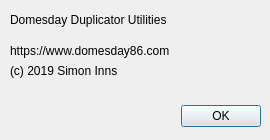
The window that Linux-Application/dddutil/about.ui (simoninns/DomesdayDuplicator-gui-app) describes before a commit, drawn with Qt 5.
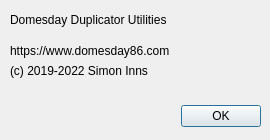
The same window after the commit.

Commit message: Update copyright years in About dialogs.

```diff
--- a/Linux-Application/dddutil/about.ui
+++ b/Linux-Application/dddutil/about.ui
@@ -64,7 +64,7 @@
     </rect>
    </property>
    <property name="text">
-    <string>(c) 2019 Simon Inns</string>
+    <string>(c) 2019-2022 Simon Inns</string>
    </property>
   </widget>
   <widget class="QLabel" name="label_3">
```
The commit also changes 1 other file.
